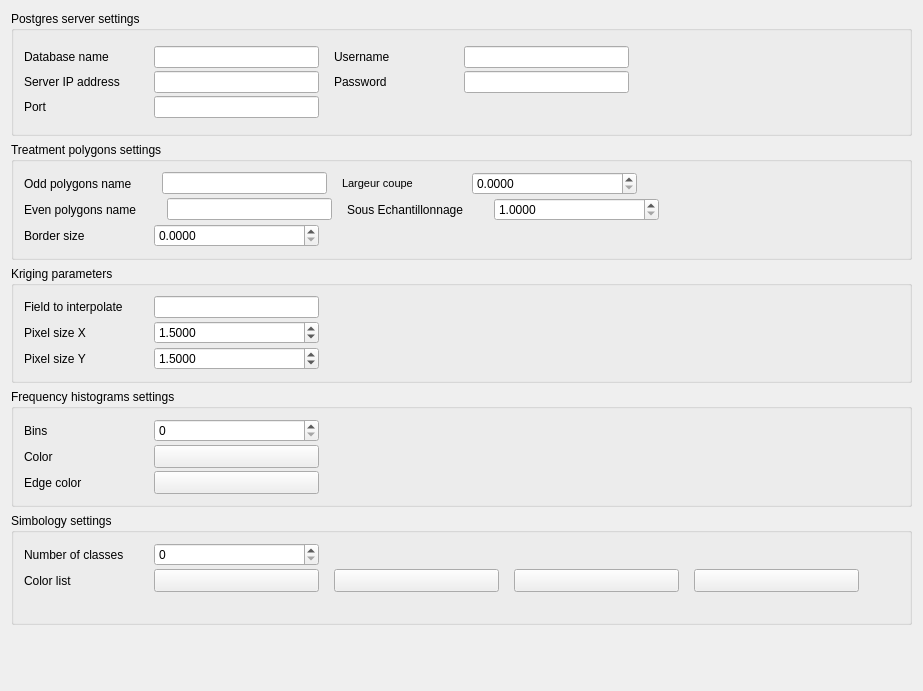
The window that gui/settings/options_settings_dlg_base.ui (franciscocamellon/lallemand_plant_care) describes before a commit, drawn with Qt 5.
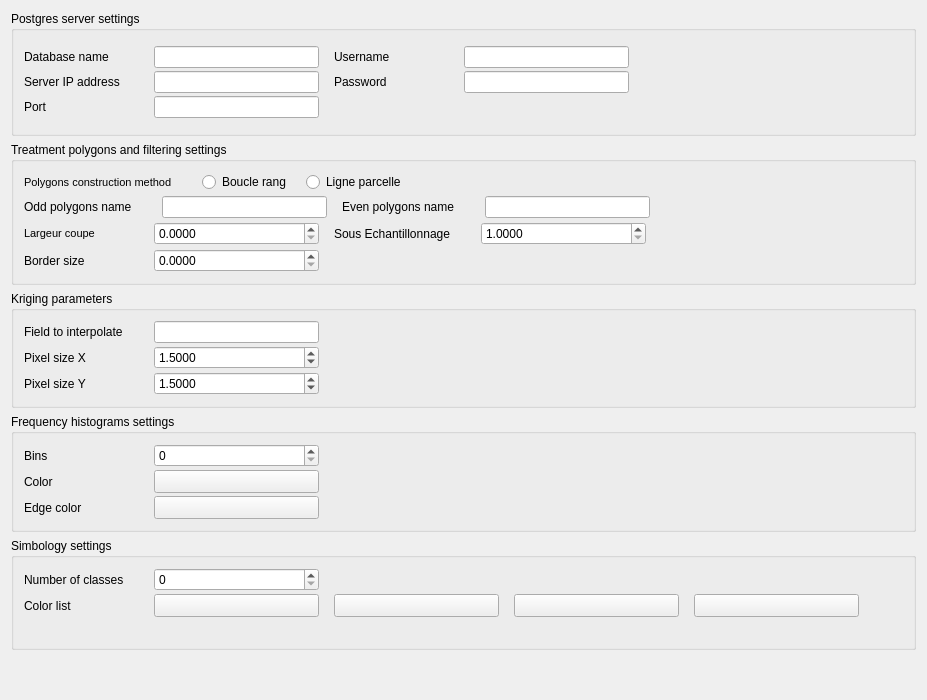
The same window after the commit. Custom widgets are drawn as their Qt base class.

Diff of the .ui file:
```diff
--- a/gui/settings/options_settings_dlg_base.ui
+++ b/gui/settings/options_settings_dlg_base.ui
@@ -6,8 +6,8 @@
    <rect>
     <x>0</x>
     <y>0</y>
-    <width>923</width>
-    <height>691</height>
+    <width>927</width>
+    <height>700</height>
    </rect>
   </property>
   <property name="windowTitle">
@@ -959,7 +959,7 @@
       </size>
      </property>
      <property name="title">
-      <string>Treatment polygons settings</string>
+      <string>Treatment polygons and filtering settings</string>
      </property>
      <layout class="QVBoxLayout" name="verticalLayout_2">
       <property name="spacing">
@@ -980,8 +980,105 @@
       <item>
        <layout class="QVBoxLayout" name="verticalLayout_5">
         <property name="spacing">
-         <number>3</number>
+         <number>4</number>
         </property>
+        <item>
+         <layout class="QHBoxLayout" name="horizontalLayout_24">
+          <property name="spacing">
+           <number>0</number>
+          </property>
+          <item>
+           <widget class="QLabel" name="methodLabel">
+            <property name="sizePolicy">
+             <sizepolicy hsizetype="Preferred" vsizetype="Preferred">
+              <horstretch>0</horstretch>
+              <verstretch>0</verstretch>
+             </sizepolicy>
+            </property>
+            <property name="minimumSize">
+             <size>
+              <width>100</width>
+              <height>0</height>
+             </size>
+            </property>
+            <property name="font">
+             <font>
+              <family>MS Shell Dlg 2</family>
+              <pointsize>8</pointsize>
+              <weight>50</weight>
+              <italic>false</italic>
+              <bold>false</bold>
+             </font>
+            </property>
+            <property name="styleSheet">
+             <string notr="true">font: 8pt &quot;MS Shell Dlg 2&quot;</string>
+            </property>
+            <property name="text">
+             <string>Polygons construction method</string>
+            </property>
+           </widget>
+          </item>
+          <item>
+           <spacer name="horizontalSpacer_38">
+            <property name="orientation">
+             <enum>Qt::Horizontal</enum>
+            </property>
+            <property name="sizeType">
+             <enum>QSizePolicy::Fixed</enum>
+            </property>
+            <property name="sizeHint" stdset="0">
+             <size>
+              <width>30</width>
+              <height>20</height>
+             </size>
+            </property>
+           </spacer>
+          </item>
+          <item>
+           <widget class="QRadioButton" name="boucleRadioButton">
+            <property name="text">
+             <string>Boucle rang</string>
+            </property>
+           </widget>
+          </item>
+          <item>
+           <spacer name="horizontalSpacer_40">
+            <property name="orientation">
+             <enum>Qt::Horizontal</enum>
+            </property>
+            <property name="sizeType">
+             <enum>QSizePolicy::Fixed</enum>
+            </property>
+            <property name="sizeHint" stdset="0">
+             <size>
+              <width>15</width>
+              <height>20</height>
+             </size>
+            </property>
+           </spacer>
+          </item>
+          <item>
+           <widget class="QRadioButton" name="ligneRadioButton">
+            <property name="text">
+             <string>Ligne parcelle</string>
+            </property>
+           </widget>
+          </item>
+          <item>
+           <spacer name="horizontalSpacer_43">
+            <property name="orientation">
+             <enum>Qt::Horizontal</enum>
+            </property>
+            <property name="sizeHint" stdset="0">
+             <size>
+              <width>40</width>
+              <height>20</height>
+             </size>
+            </property>
+           </spacer>
+          </item>
+         </layout>
+        </item>
         <item>
          <layout class="QHBoxLayout" name="horizontalLayout_14">
           <property name="spacing">
@@ -1055,33 +1152,18 @@
            </spacer>
           </item>
           <item>
-           <widget class="QLabel" name="sortingLabel_6">
-            <property name="sizePolicy">
-             <sizepolicy hsizetype="Preferred" vsizetype="Preferred">
-              <horstretch>0</horstretch>
-              <verstretch>0</verstretch>
-             </sizepolicy>
-            </property>
+           <widget class="QLabel" name="evenPolygonsLabel">
             <property name="minimumSize">
              <size>
               <width>100</width>
               <height>0</height>
              </size>
             </property>
-            <property name="font">
-             <font>
-              <family>MS Shell Dlg 2</family>
-              <pointsize>8</pointsize>
-              <weight>50</weight>
-              <italic>false</italic>
-              <bold>false</bold>
-             </font>
-            </property>
             <property name="styleSheet">
-             <string notr="true">font: 8pt &quot;MS Shell Dlg 2&quot;</string>
+             <string notr="true">font: 8pt &quot;MS Shell Dlg 2&quot;;</string>
             </property>
             <property name="text">
-             <string>Largeur coupe</string>
+             <string>Even polygons name</string>
             </property>
            </widget>
           </item>
@@ -1102,7 +1184,13 @@
            </spacer>
           </item>
           <item>
-           <widget class="QDoubleSpinBox" name="largeurCoupeSpinBox">
+           <widget class="QLineEdit" name="evenPolygonsNameLineEdit">
+            <property name="sizePolicy">
+             <sizepolicy hsizetype="Minimum" vsizetype="Fixed">
+              <horstretch>0</horstretch>
+              <verstretch>0</verstretch>
+             </sizepolicy>
+            </property>
             <property name="minimumSize">
              <size>
               <width>165</width>
@@ -1110,10 +1198,7 @@
              </size>
             </property>
             <property name="styleSheet">
-             <string notr="true">font: 8pt &quot;MS Shell Dlg 2&quot;</string>
-            </property>
-            <property name="decimals">
-             <number>4</number>
+             <string notr="true">font: 8pt &quot;MS Shell Dlg 2&quot;;</string>
             </property>
            </widget>
           </item>
@@ -1138,18 +1223,33 @@
            <number>0</number>
           </property>
           <item>
-           <widget class="QLabel" name="evenPolygonsLabel">
+           <widget class="QLabel" name="sortingLabel_6">
+            <property name="sizePolicy">
+             <sizepolicy hsizetype="Preferred" vsizetype="Preferred">
+              <horstretch>0</horstretch>
+              <verstretch>0</verstretch>
+             </sizepolicy>
+            </property>
             <property name="minimumSize">
              <size>
               <width>100</width>
               <height>0</height>
              </size>
             </property>
+            <property name="font">
+             <font>
+              <family>MS Shell Dlg 2</family>
+              <pointsize>8</pointsize>
+              <weight>50</weight>
+              <italic>false</italic>
+              <bold>false</bold>
+             </font>
+            </property>
             <property name="styleSheet">
-             <string notr="true">font: 8pt &quot;MS Shell Dlg 2&quot;;</string>
+             <string notr="true">font: 8pt &quot;MS Shell Dlg 2&quot;</string>
             </property>
             <property name="text">
-             <string>Even polygons name</string>
+             <string>Largeur coupe</string>
             </property>
            </widget>
           </item>
@@ -1170,13 +1270,7 @@
            </spacer>
           </item>
           <item>
-           <widget class="QLineEdit" name="evenPolygonsNameLineEdit">
-            <property name="sizePolicy">
-             <sizepolicy hsizetype="Minimum" vsizetype="Fixed">
-              <horstretch>0</horstretch>
-              <verstretch>0</verstretch>
-             </sizepolicy>
-            </property>
+           <widget class="QDoubleSpinBox" name="largeurCoupeSpinBox">
             <property name="minimumSize">
              <size>
               <width>165</width>
@@ -1184,7 +1278,10 @@
              </size>
             </property>
             <property name="styleSheet">
-             <string notr="true">font: 8pt &quot;MS Shell Dlg 2&quot;;</string>
+             <string notr="true">font: 8pt &quot;MS Shell Dlg 2&quot;</string>
+            </property>
+            <property name="decimals">
+             <number>4</number>
             </property>
            </widget>
           </item>
```
Left out of the diff: 2 changed lines with no effect on the pictures.
